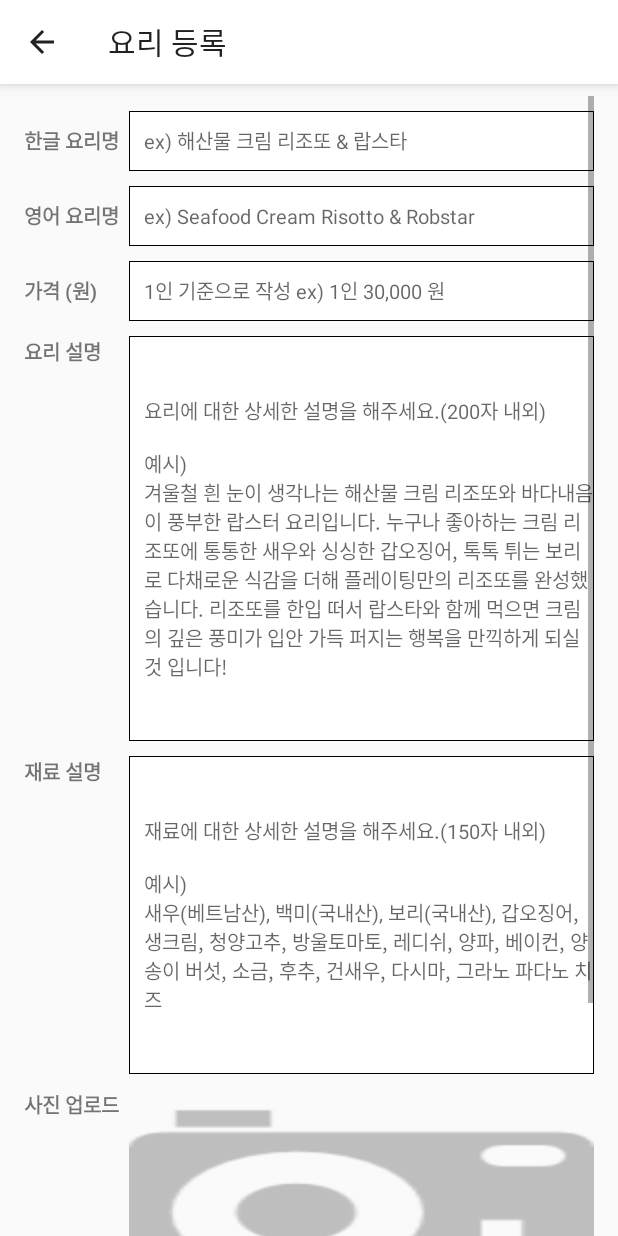
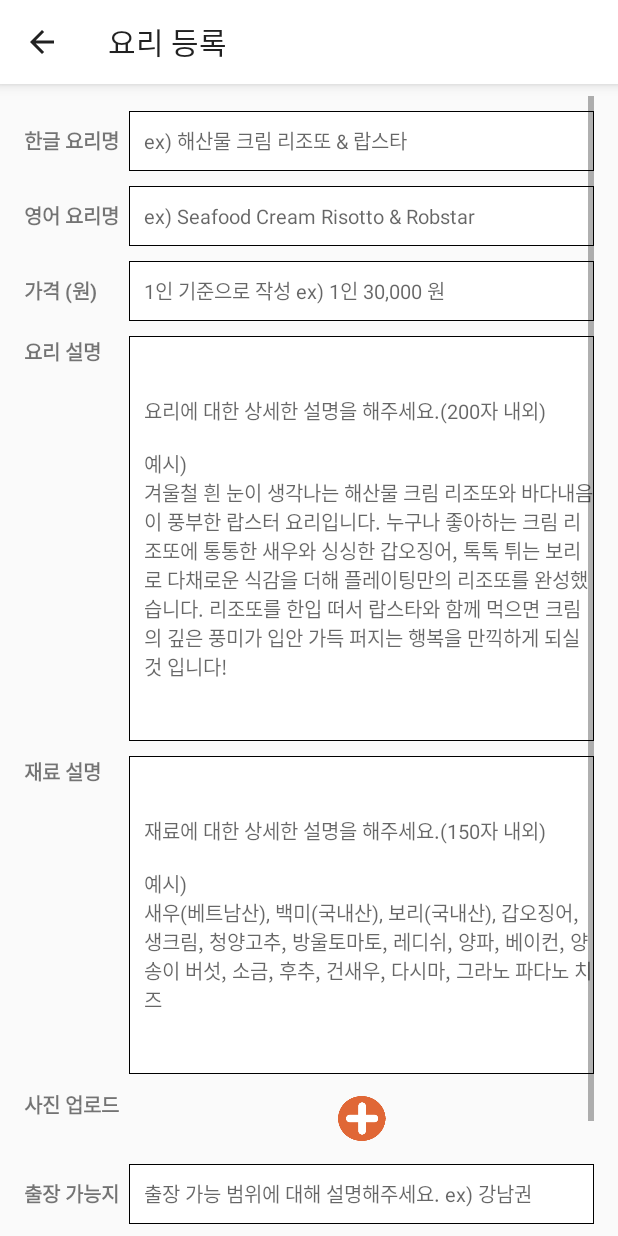
Before and after one commit to Seopftware/Android_MyChef, an Android app: the Home_Foodadd screen opened directly, with no data from a screen before it, on a phone screen of 412 x 824 dp. Run offline under Robolectric (Android 15) with nearby library versions, the light colour scheme and no system bars; our stand-ins replace Volley; pictures from the network do not load.

Commit message:
개발 3주차

```diff
--- a/app/src/main/res/layout/activity_home_foodadd.xml
+++ b/app/src/main/res/layout/activity_home_foodadd.xml
@@ -22,14 +22,15 @@
     <ScrollView
         android:layout_width="0dp"
         android:layout_height="0dp"
+        android:layout_marginLeft="16dp"
+        android:layout_marginRight="16dp"
+        android:layout_marginTop="8dp"
         app:layout_constraintBottom_toBottomOf="parent"
         app:layout_constraintHorizontal_bias="0.0"
         app:layout_constraintLeft_toLeftOf="parent"
         app:layout_constraintRight_toRightOf="parent"
-        android:layout_marginLeft="16dp"
-        android:layout_marginRight="16dp"
-        android:layout_marginTop="8dp"
-        app:layout_constraintTop_toBottomOf="@+id/toolbar">
+        app:layout_constraintTop_toBottomOf="@+id/toolbar"
+        app:layout_constraintVertical_bias="0.0">
 
         <LinearLayout
             android:layout_width="match_parent"
@@ -69,9 +70,9 @@
             <LinearLayout
                 android:layout_width="match_parent"
                 android:layout_height="match_parent"
+                android:layout_marginTop="10dp"
                 android:layout_weight="0.11"
-                android:orientation="horizontal"
-                android:layout_marginTop="10dp">
+                android:orientation="horizontal">
 
                 <TextView
                     android:id="@+id/text_english"
@@ -97,9 +98,9 @@
             <LinearLayout
                 android:layout_width="match_parent"
                 android:layout_height="match_parent"
+                android:layout_marginTop="10dp"
                 android:layout_weight="0.11"
-                android:orientation="horizontal"
-                android:layout_marginTop="10dp">
+                android:orientation="horizontal">
 
                 <TextView
                     android:id="@+id/text_price"
@@ -117,7 +118,7 @@
                     android:background="@drawable/edittext"
                     android:ems="20"
                     android:hint="1인 기준으로 작성 ex) 1인 30,000 원"
-                    android:inputType="text"
+                    android:inputType="number"
                     android:paddingLeft="10dp"
                     android:textSize="13sp" />
 
@@ -126,9 +127,9 @@
             <LinearLayout
                 android:layout_width="match_parent"
                 android:layout_height="match_parent"
+                android:layout_marginTop="10dp"
                 android:layout_weight="0.11"
-                android:orientation="horizontal"
-                android:layout_marginTop="10dp">
+                android:orientation="horizontal">
 
                 <TextView
                     android:id="@+id/text_Description"
@@ -156,9 +157,9 @@
             <LinearLayout
                 android:layout_width="match_parent"
                 android:layout_height="match_parent"
+                android:layout_marginTop="10dp"
                 android:layout_weight="0.11"
-                android:orientation="horizontal"
-                android:layout_marginTop="10dp">
+                android:orientation="horizontal">
 
                 <TextView
                     android:id="@+id/text_Ingredients"
@@ -185,38 +186,46 @@
 
             <LinearLayout
                 android:layout_width="match_parent"
-                android:layout_height="match_parent"
+                android:layout_height="wrap_content"
+                android:layout_marginTop="10dp"
                 android:layout_weight="0.11"
-                android:orientation="horizontal"
-                android:layout_marginTop="10dp">
+                android:orientation="horizontal">
 
                 <TextView
                     android:id="@+id/textView14"
                     android:layout_width="70dp"
                     android:layout_height="40dp"
                     android:layout_gravity="start"
-                    android:hint="재료에 대한 상세한 설명을 해주세요.\n예시)\n새우(베트남산), 랍스타(러시아), 백미(국내산), 보리(국내산), 갑오징어, 생크림, 청양고추, 방울토마토, 레디쉬, 양파, 베이컨, 양송이 버섯, 소금, 후추, 건새우, 다시마, 그라노 파다노 치즈"
                     android:text="사진 업로드"
                     android:textSize="13sp"
                     android:textStyle="bold" />
 
                 <ImageButton
                     android:id="@+id/iv_capture"
-                    android:layout_width="150dp"
-                    android:layout_height="150dp"
+                    android:layout_width="30dp"
+                    android:layout_height="30dp"
+                    android:layout_gravity="center"
                     android:layout_weight="1"
                     android:background="#00000000"
-                    android:scaleType="fitXY"
-                    app:srcCompat="@drawable/photo1" />
+                    android:scaleType="centerInside"
+                    app:srcCompat="@drawable/add" />
 
+            </LinearLayout>
+
+
+            <LinearLayout
+                android:id="@+id/imagePlus"
+                android:layout_width="match_parent"
+                android:layout_height="wrap_content"
+                android:orientation="vertical">
             </LinearLayout>
 
             <LinearLayout
                 android:layout_width="match_parent"
                 android:layout_height="match_parent"
+                android:layout_marginTop="10dp"
                 android:layout_weight="0.11"
-                android:orientation="horizontal"
-                android:layout_marginTop="10dp">
+                android:orientation="horizontal">
 
                 <TextView
                     android:id="@+id/text_area"
@@ -251,15 +260,15 @@
             </LinearLayout>
 
             <Button
-                android:id="@+id/button3"
+                android:id="@+id/btn_Register"
                 android:layout_width="match_parent"
                 android:layout_height="wrap_content"
+                android:layout_marginBottom="15dp"
                 android:layout_marginTop="30dp"
                 android:background="#E06736"
                 android:onClick="onClickedConfirm"
                 android:text="등록하기"
                 android:textColor="#FFFFFF"
-                android:layout_marginBottom="15dp"
                 app:layout_constraintLeft_toLeftOf="parent"
                 app:layout_constraintRight_toRightOf="parent" />
 
--- a/app/src/main/res/values/styles.xml
+++ b/app/src/main/res/values/styles.xml
@@ -7,6 +7,9 @@
         <item name="colorPrimaryDark">@color/colorPrimaryDark</item>
         <item name="colorAccent">@color/colorAccent</item>
         <item name="android:windowActionBarOverlay">true</item>
+
+        <item name="windowActionBar">false</item>
+        <item name="windowNoTitle">true</item>
     </style>
 
     <style name="AppTheme.AppBarOverlay" parent="ThemeOverlay.AppCompat.Dark.ActionBar" />
```
Also changed, not shown: app/src/main/java/thread/seopftware/mychef/HomeChef/Home_Foodadd.java (+199 -130 lines), app/src/main/java/thread/seopftware/mychef/Register/Register_chef5.java (+82 -80 lines), app/src/main/res/drawable/add.png.
